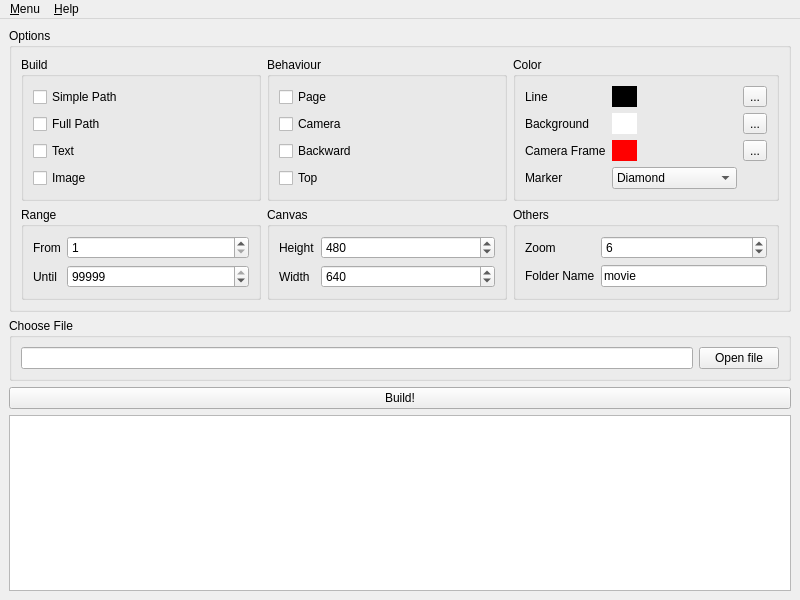
This is ui/MainWindow.ui in fpermana/svgbuild-gui as Qt 5 draws it before an edit. The edited form follows.
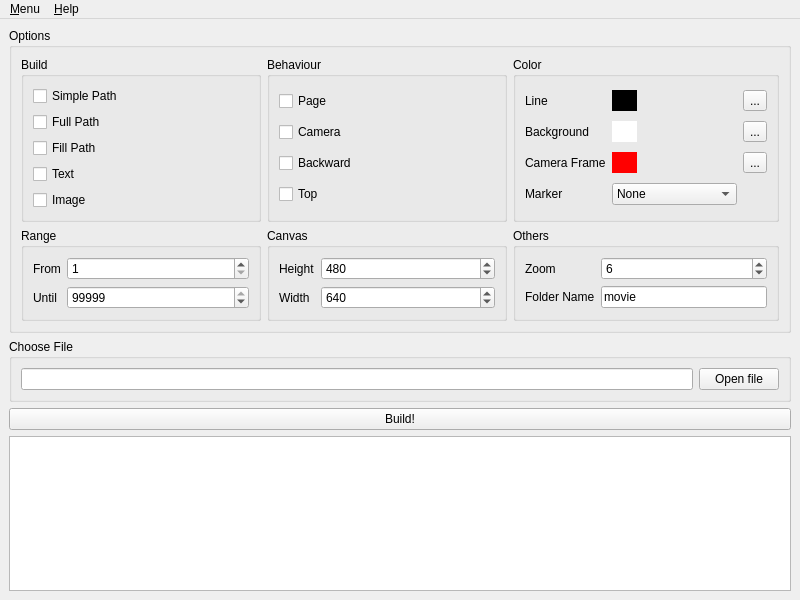
This is the edited form. Icons and pictures are not drawn.

Commit message: fill path, stroke update, bug fixing

```diff
--- a/ui/MainWindow.ui
+++ b/ui/MainWindow.ui
@@ -41,6 +41,13 @@
             </property>
            </widget>
           </item>
+          <item>
+           <widget class="QCheckBox" name="fillPathCheckBox">
+            <property name="text">
+             <string>Fill Path</string>
+            </property>
+           </widget>
+          </item>
           <item>
            <widget class="QCheckBox" name="textCheckBox">
             <property name="text">
@@ -273,6 +280,11 @@
               <height>0</height>
              </size>
             </property>
+            <item>
+             <property name="text">
+              <string>None</string>
+             </property>
+            </item>
             <item>
              <property name="text">
               <string>Diamond</string>
```
Left out of the diff: 38 changed lines with no effect on the pictures. The commit also changes 26 other files.
